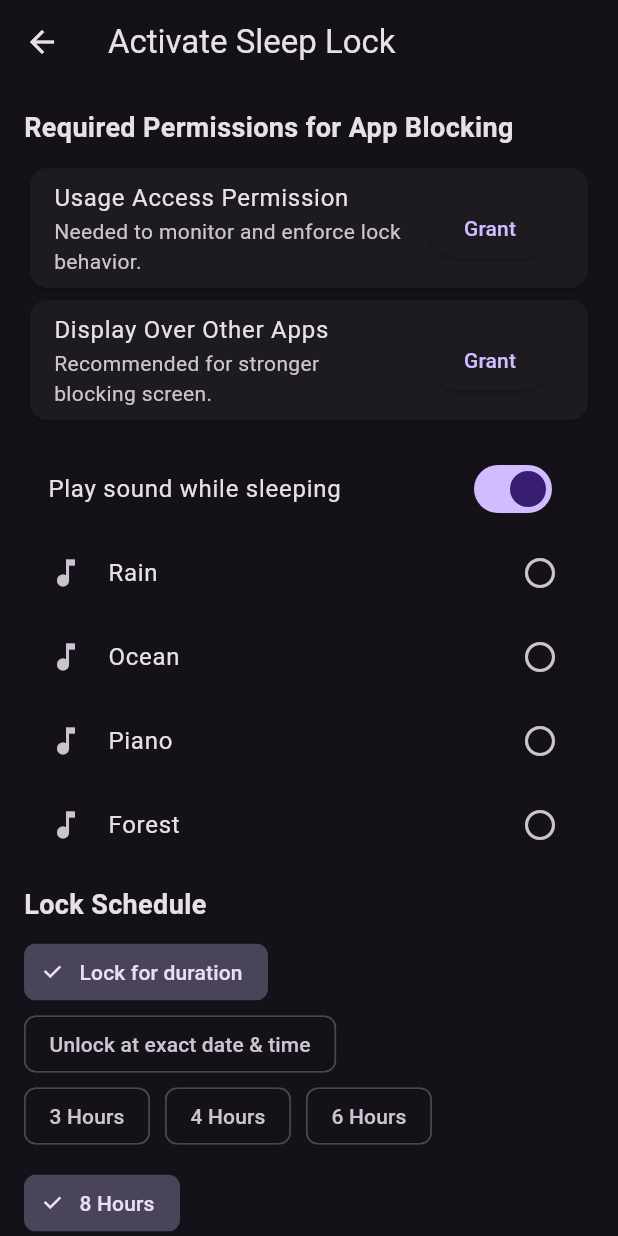
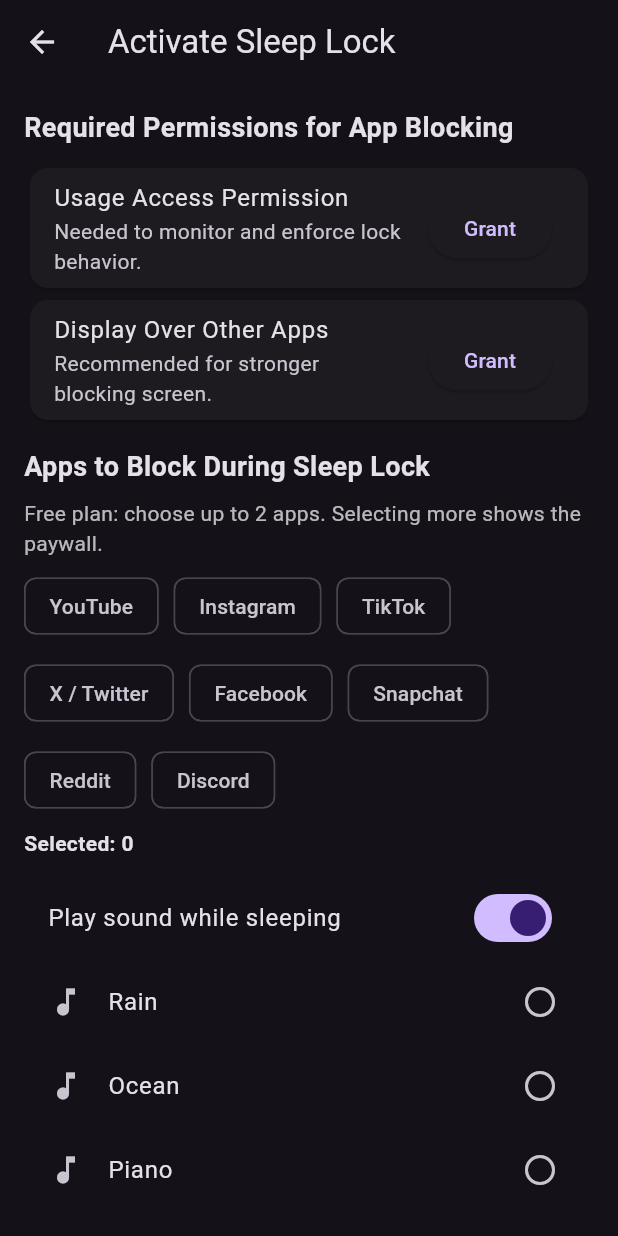
Before and after one commit to williamlebbie9-art/sleep-app, a Flutter app: the ActivateSleepLockScreen screen opened directly, on a phone screen of 412 x 824 dp. Run offline on Flutter 3.47's test engine with Material 3 defaults, Android fonts, the light colour scheme and no system bars; our stand-ins replace app_links, audioplayers, cloud_firestore, firebase_auth, firebase_core, flutter_local_notifications and 5 more; missing offline and left inert: purchases_flutter; accounts and stored records are empty.

Commit message:
feat: add free-tier app blocking cap with paywall gate

```diff
--- a/lib/main.dart
+++ b/lib/main.dart
@@ -453,6 +453,10 @@
                 } else {
                   await prefs.remove('lockSoundPath');
                 }
+                await prefs.setStringList(
+                  'lockBlockedApps',
+                  selection.blockedApps,
+                );
 
                 // Record sleep time for AI analysis
                 await SleepAIService.recordSleepTime(DateTime.now());
--- a/lib/screens/activate_sleep_lock_screen.dart
+++ b/lib/screens/activate_sleep_lock_screen.dart
@@ -4,15 +4,19 @@
 import 'package:flutter/services.dart';
 import 'package:url_launcher/url_launcher.dart';
 
+import 'paywall_screen.dart';
+
 class ActivateSleepLockResult {
   final DateTime unlockTime;
   final bool playSound;
   final String? soundPath;
+  final List<String> blockedApps;
 
   const ActivateSleepLockResult({
     required this.unlockTime,
     required this.playSound,
     required this.soundPath,
+    this.blockedApps = const <String>[],
   });
 }
 
@@ -28,6 +32,18 @@
   static const MethodChannel _permissionChannel = MethodChannel(
     'sleeploock/lock_permissions',
   );
+  static const int _freeBlockedAppLimit = 2;
+
+  final List<Map<String, String>> _blockableApps = const [
+    {'id': 'youtube', 'name': 'YouTube'},
+    {'id': 'instagram', 'name': 'Instagram'},
+    {'id': 'tiktok', 'name': 'TikTok'},
+    {'id': 'x', 'name': 'X / Twitter'},
+    {'id': 'facebook', 'name': 'Facebook'},
+    {'id': 'snapchat', 'name': 'Snapchat'},
+    {'id': 'reddit', 'name': 'Reddit'},
+    {'id': 'discord', 'name': 'Discord'},
+  ];
 
   final List<Map<String, String>> sounds = [
     {'name': 'Rain', 'file': 'sounds/rain.mp3'},
@@ -42,13 +58,17 @@
   DateTime selectedEndTime = DateTime.now().add(const Duration(hours: 8));
   bool playSound = true;
   String? selectedSoundPath;
+  final Set<String> _selectedBlockedApps = <String>{};
   bool hasUsageAccessPermission = false;
   bool hasOverlayPermission = false;
+  bool _hasProEntitlement = false;
+  bool _showingBlockedAppsPaywall = false;
 
   @override
   void initState() {
     super.initState();
     _refreshPermissionState();
+    _loadEntitlement();
   }
 
   DateTime get _calculatedUnlockTime {
@@ -132,6 +152,68 @@
     });
   }
 
+  Future<void> _loadEntitlement() async {
+    try {
+      final hasEntitlement = await PaywallScreen.hasProEntitlement();
+      if (!mounted) return;
+      setState(() {
+        _hasProEntitlement = hasEntitlement;
+      });
+    } catch (_) {}
+  }
+
+  Future<void> _toggleBlockedApp(String appId) async {
+    if (_selectedBlockedApps.contains(appId)) {
+      setState(() {
+        _selectedBlockedApps.remove(appId);
+      });
+      return;
+    }
+
+    if (!_hasProEntitlement &&
+        _selectedBlockedApps.length >= _freeBlockedAppLimit) {
+      ScaffoldMessenger.of(context).showSnackBar(
+        const SnackBar(
+          content: Text(
+            'Free users can block up to 2 apps. Upgrade for unlimited app blocking.',
+          ),
+        ),
+      );
+      await _showBlockedAppsPaywall();
+      return;
+    }
+
+    setState(() {
+      _selectedBlockedApps.add(appId);
+    });
+  }
+
+  Future<void> _showBlockedAppsPaywall() async {
+    if (_showingBlockedAppsPaywall) return;
+    _showingBlockedAppsPaywall = true;
+
+    await PaywallScreen.show(
+      context: context,
+      onSuccess: () {
+        if (!mounted) return;
+        setState(() {
+          _hasProEntitlement = true;
+        });
+      },
+    );
+    await _loadEntitlement();
+
+    if (mounted && !_hasProEntitlement) {
+      ScaffoldMessenger.of(context).showSnackBar(
+        const SnackBar(
+          content: Text('You still have the free limit: 2 blocked apps max.'),
+        ),
+      );
+    }
+
+    _showingBlockedAppsPaywall = false;
+  }
+
   @override
   Widget build(BuildContext context) {
     return Scaffold(
@@ -206,6 +288,39 @@
                 ),
                 const SizedBox(height: 14),
               ],
+              const Text(
+                'Apps to Block During Sleep Lock',
+                style: TextStyle(fontSize: 18, fontWeight: FontWeight.bold),
+              ),
+              const SizedBox(height: 8),
+              Text(
+                _hasProEntitlement
+                    ? 'Premium active: block as many apps as you want.'
+                    : 'Free plan: choose up to 2 apps. Selecting more shows the paywall.',
+                style: const TextStyle(color: Colors.white70),
+              ),
+              const SizedBox(height: 8),
+              Wrap(
+                spacing: 10,
+                runSpacing: 10,
+                children: _blockableApps.map((app) {
+                  final appId = app['id']!;
+                  final selected = _selectedBlockedApps.contains(appId);
+                  return FilterChip(
+                    selected: selected,
+                    label: Text(app['name']!),
+                    onSelected: (_) {
+                      _toggleBlockedApp(appId);
+                    },
+                  );
+                }).toList(),
+              ),
+              const SizedBox(height: 8),
+              Text(
+                'Selected: ${_selectedBlockedApps.length}',
+                style: const TextStyle(fontWeight: FontWeight.w600),
+              ),
+              const SizedBox(height: 12),
               SwitchListTile(
                 title: const Text('Play sound while sleeping'),
                 value: playSound,
@@ -323,6 +438,7 @@
                       unlockTime: _calculatedUnlockTime,
                       playSound: playSound,
                       soundPath: selectedSoundPath,
+                      blockedApps: _selectedBlockedApps.toList(),
                     ),
                   );
                 },
--- a/lib/screens/lock_active_screen.dart
+++ b/lib/screens/lock_active_screen.dart
@@ -148,6 +148,7 @@
     final prefs = await SharedPreferences.getInstance();
     await prefs.remove('unlockTime');
     await prefs.remove('lockSoundPath');
+    await prefs.remove('lockBlockedApps');
     await prefs.setBool('lockPlaySound', false);
     await StreakManager.breakStreak();
     await _stopAudio();
```
